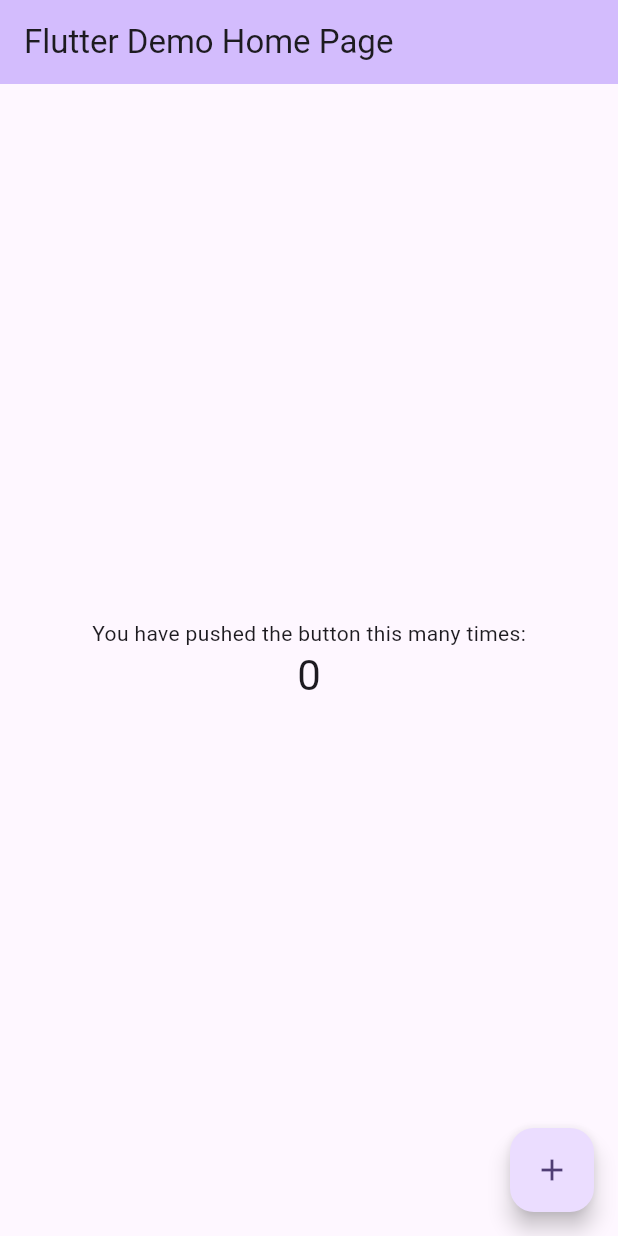
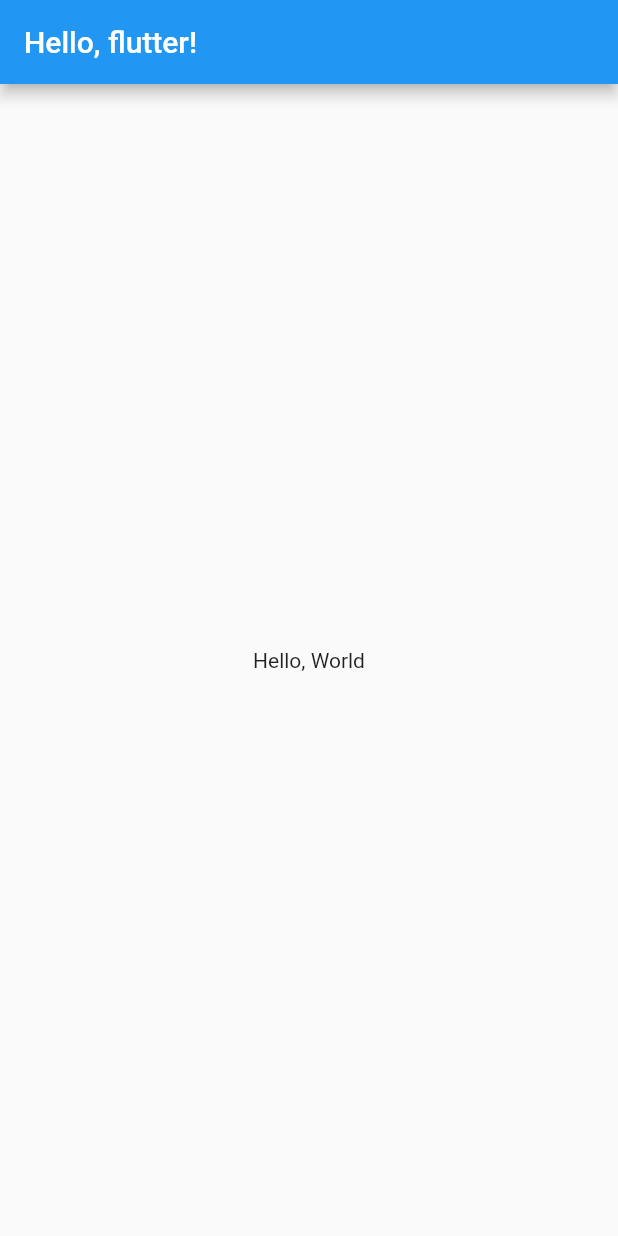
Before and after one commit to devlunch4/toonflix, a Flutter app: the screen it shows after launch, on a phone screen of 412 x 824 dp. Run offline on Flutter 3.47's test engine with Material 2 defaults, Android fonts, the phone set to English and light mode, and no system bars.

Commit message:
#2.3 Hello World (15:25)

```diff
--- a/lib/main.dart
+++ b/lib/main.dart
@@ -1,125 +1,22 @@
+import 'package:flutter/cupertino.dart';
 import 'package:flutter/material.dart';
 
 void main() {
-  runApp(const MyApp());
+  runApp(App());
 }
 
-class MyApp extends StatelessWidget {
-  const MyApp({super.key});
-
-  // This widget is the root of your application.
+class App extends StatelessWidget {
   @override
   Widget build(BuildContext context) {
     return MaterialApp(
-      title: 'Flutter Demo',
-      theme: ThemeData(
-        // This is the theme of your application.
-        //
-        // TRY THIS: Try running your application with "flutter run". You'll see
-        // the application has a blue toolbar. Then, without quitting the app,
-        // try changing the seedColor in the colorScheme below to Colors.green
-        // and then invoke "hot reload" (save your changes or press the "hot
-        // reload" button in a Flutter-supported IDE, or press "r" if you used
-        // the command line to start the app).
-        //
-        // Notice that the counter didn't reset back to zero; the application
-        // state is not lost during the reload. To reset the state, use hot
-        // restart instead.
-        //
-        // This works for code too, not just values: Most code changes can be
-        // tested with just a hot reload.
-        colorScheme: ColorScheme.fromSeed(seedColor: Colors.deepPurple),
-        useMaterial3: true,
+      home: Scaffold(
+        appBar: AppBar(
+          title: Text("Hello, flutter!"),
+        ),
+        body: Center(
+          child: Text("Hello, World"),
+        ),
       ),
-      home: const MyHomePage(title: 'Flutter Demo Home Page'),
     );
   }
 }
-
-class MyHomePage extends StatefulWidget {
-  const MyHomePage({super.key, required this.title});
-
-  // This widget is the home page of your application. It is stateful, meaning
-  // that it has a State object (defined below) that contains fields that affect
-  // how it looks.
-
-  // This class is the configuration for the state. It holds the values (in this
-  // case the title) provided by the parent (in this case the App widget) and
-  // used by the build method of the State. Fields in a Widget subclass are
-  // always marked "final".
-
-  final String title;
-
-  @override
-  State<MyHomePage> createState() => _MyHomePageState();
-}
-
-class _MyHomePageState extends State<MyHomePage> {
-  int _counter = 0;
-
-  void _incrementCounter() {
-    setState(() {
-      // This call to setState tells the Flutter framework that something has
-      // changed in this State, which causes it to rerun the build method below
-      // so that the display can reflect the updated values. If we changed
-      // _counter without calling setState(), then the build method would not be
-      // called again, and so nothing would appear to happen.
-      _counter++;
-    });
-  }
-
-  @override
-  Widget build(BuildContext context) {
-    // This method is rerun every time setState is called, for instance as done
-    // by the _incrementCounter method above.
-    //
-    // The Flutter framework has been optimized to make rerunning build methods
-    // fast, so that you can just rebuild anything that needs updating rather
-    // than having to individually change instances of widgets.
-    return Scaffold(
-      appBar: AppBar(
-        // TRY THIS: Try changing the color here to a specific color (to
-        // Colors.amber, perhaps?) and trigger a hot reload to see the AppBar
-        // change color while the other colors stay the same.
-        backgroundColor: Theme.of(context).colorScheme.inversePrimary,
-        // Here we take the value from the MyHomePage object that was created by
-        // the App.build method, and use it to set our appbar title.
-        title: Text(widget.title),
-      ),
-      body: Center(
-        // Center is a layout widget. It takes a single child and positions it
-        // in the middle of the parent.
-        child: Column(
-          // Column is also a layout widget. It takes a list of children and
-          // arranges them vertically. By default, it sizes itself to fit its
-          // children horizontally, and tries to be as tall as its parent.
-          //
-          // Column has various properties to control how it sizes itself and
-          // how it positions its children. Here we use mainAxisAlignment to
-          // center the children vertically; the main axis here is the vertical
-          // axis because Columns are vertical (the cross axis would be
-          // horizontal).
-          //
-          // TRY THIS: Invoke "debug painting" (choose the "Toggle Debug Paint"
-          // action in the IDE, or press "p" in the console), to see the
-          // wireframe for each widget.
-          mainAxisAlignment: MainAxisAlignment.center,
-          children: <Widget>[
-            const Text(
-              'You have pushed the button this many times:',
-            ),
-            Text(
-              '$_counter',
-              style: Theme.of(context).textTheme.headlineMedium,
-            ),
-          ],
-        ),
-      ),
-      floatingActionButton: FloatingActionButton(
-        onPressed: _incrementCounter,
-        tooltip: 'Increment',
-        child: const Icon(Icons.add),
-      ), // This trailing comma makes auto-formatting nicer for build methods.
-    );
-  }
-}
```
